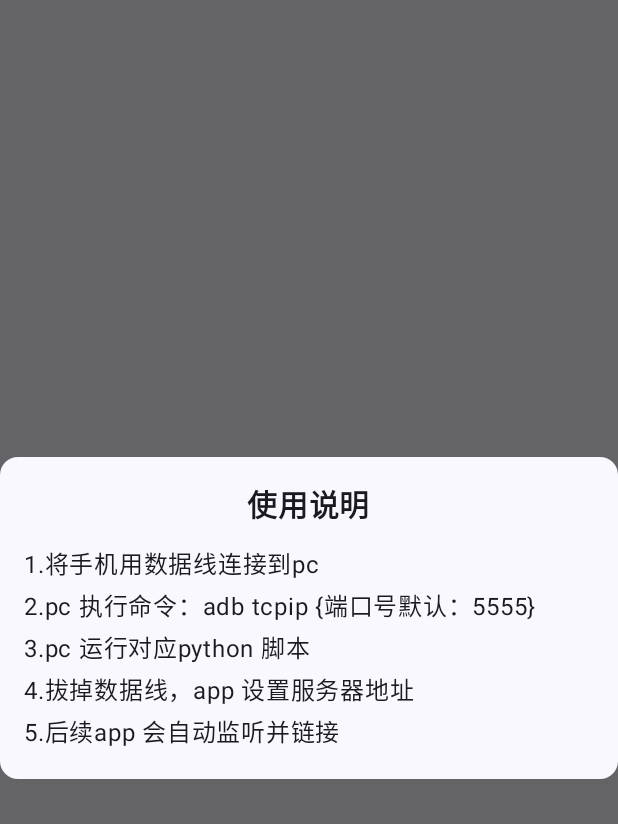
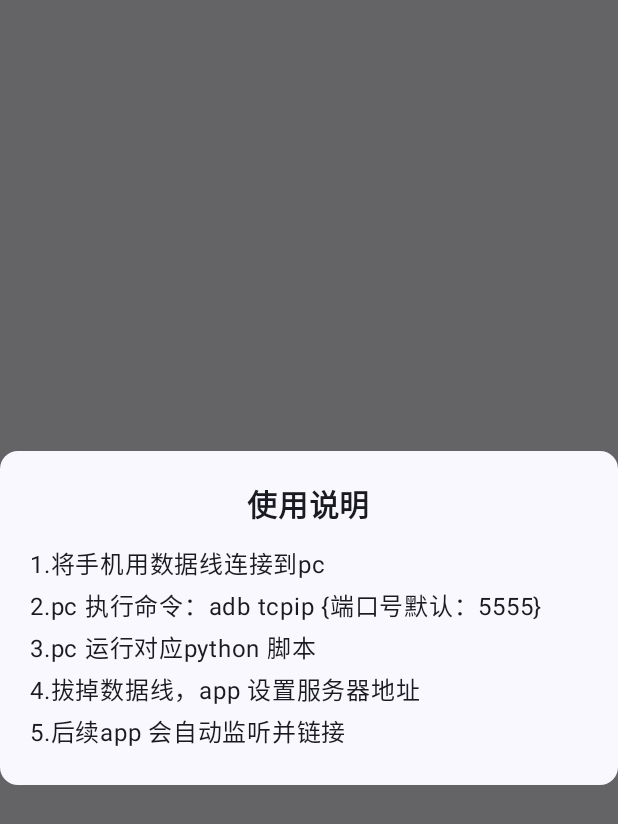
Before and after one commit to wb-hwang/AutoWifiDebugHelper, an Android app built with Jetpack Compose: the composable HelpDialog shown on its own in the app's theme, on a phone screen of 412 x 824 dp. Shown: the top 824 px of the screen. Run offline under Robolectric (Android 15) with nearby library versions, the phone set to English and light mode, and no system bars.

Commit message:
feat(connect): 添加连接开关功能并优化相关逻辑
- 在 ConnectList 中添加连接开关相关的常量和方法
- 在 ConnectListVM 中初始化连接开关状态
- 在 MainActivity2 中更新连接状态时保存开关状态
- 在 MainListActivity 中根据开关状态控制连接逻辑
- 在 MyService 中根据开关状态决定是否上报 IP 变化

```diff
--- a/app/src/main/java/com/hwb/wifidebughelper/ConnectListVM.kt
+++ b/app/src/main/java/com/hwb/wifidebughelper/ConnectListVM.kt
@@ -1,15 +1,10 @@
 package com.hwb.wifidebughelper
 
 import android.util.Log
-import androidx.compose.runtime.getValue
 import androidx.compose.runtime.mutableStateListOf
 import androidx.compose.runtime.mutableStateOf
-import androidx.compose.runtime.remember
-import androidx.compose.runtime.setValue
 import androidx.lifecycle.ViewModel
 import com.hjq.toast.Toaster
-import kotlinx.coroutines.flow.MutableStateFlow
-import kotlinx.coroutines.flow.asStateFlow
 
 class ConnectListVM : ViewModel() {
 
@@ -22,6 +17,7 @@ class ConnectListVM : ViewModel() {
     init {
         _items.addAll(ConnectList.getList())
         _item.value = ConnectList.getSelectId()
+        isConnect.value = ConnectList.getConnectSwitch()
         Log.d("ViewModel", "Item updated: ${_item.value}")
     }
     //val items = _items.asStateFlow()
--- a/app/src/main/java/com/hwb/wifidebughelper/HelpDialog.kt
+++ b/app/src/main/java/com/hwb/wifidebughelper/HelpDialog.kt
@@ -20,8 +20,7 @@ import androidx.compose.ui.window.Dialog
 fun HelpDialog(onDismiss: () -> Unit) {
     Dialog(onDismissRequest = onDismiss) {
         Surface(shape = MaterialTheme.shapes.medium, color = MaterialTheme.colorScheme.background) {
-            Column(modifier = Modifier.padding(16.dp), horizontalAlignment = Alignment.CenterHorizontally) {
-
+            Column(modifier = Modifier.padding(20.dp), horizontalAlignment = Alignment.CenterHorizontally) {
 
                 Text(text = "使用说明", fontSize = 20.sp, fontWeight = FontWeight.Bold)
                 Spacer(modifier = Modifier.height(12.dp))
--- a/app/src/main/java/com/hwb/wifidebughelper/MainActivity2.kt
+++ b/app/src/main/java/com/hwb/wifidebughelper/MainActivity2.kt
@@ -49,6 +49,7 @@ import androidx.navigation.compose.composable
 import androidx.navigation.compose.rememberNavController
 import androidx.navigation.navigation
 import com.example.wifidebughelper.R
+import com.hwb.wifidebughelper.ConnectList.setConnectSwitch
 import com.hwb.wifidebughelper.ui.theme.WifiDebugHelperTheme
 
 @Composable
@@ -119,6 +120,7 @@ fun Main2Activity(navController: NavHostController) {
                     if (viewModel.isConnect.value) {
                         ServiceUtil.startService(viewModel._item.value?.serverIp, viewModel._item.value?.tcpIp)
                     }
+                    setConnectSwitch(viewModel.isConnect.value)
                     // viewModel._item.value = connectData
                     // ConnectList.setSelectId(connectData?.id)
                     // ServiceUtil.startService(connectData?.serverIp, connectData?.tcpIp)
--- a/app/src/main/java/com/hwb/wifidebughelper/MyService.kt
+++ b/app/src/main/java/com/hwb/wifidebughelper/MyService.kt
@@ -24,6 +24,7 @@ import com.hwb.wifidebughelper.MainActivity.Companion.SP_KEY_ADB_TCOIP_PORT
 import com.hwb.wifidebughelper.MainActivity.Companion.SP_KEY_SERVER_ADDRESS
 import java.net.Inet4Address
 import androidx.core.content.edit
+import com.hwb.wifidebughelper.ConnectList.getConnectSwitch
 
 class MyService : Service() {
 
@@ -46,12 +47,14 @@ class MyService : Service() {
         object : ConnectivityManager.NetworkCallback() {
             override fun onLinkPropertiesChanged(network: Network, linkProperties: LinkProperties) {
                 super.onLinkPropertiesChanged(network, linkProperties)
+                if (getConnectSwitch()) {
                     val find = linkProperties.linkAddresses.find { it.address is Inet4Address }
                     find?.address?.hostAddress?.let {
                         //ip 发生变化，重新上报
                         if (it != lastIPTemp) {
                             reportIp(it)
                             lastIPTemp = it
+                        }
                     }
                 }
             }
```
Also changed, not shown: app/src/main/java/com/hwb/wifidebughelper/ConnectList.kt (+12 -1 lines), app/src/main/java/com/hwb/wifidebughelper/MainListActivity.kt (+12 -13 lines). Lines whose indentation alone changed are shown as unchanged.
